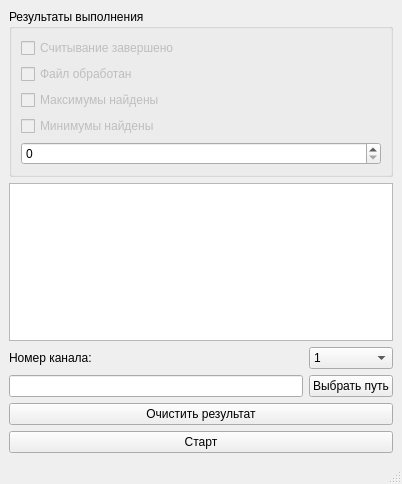
Before: the Qt Designer form mainwindow.ui in MiBeloz/HW-qt7-7, drawn with Qt 5.
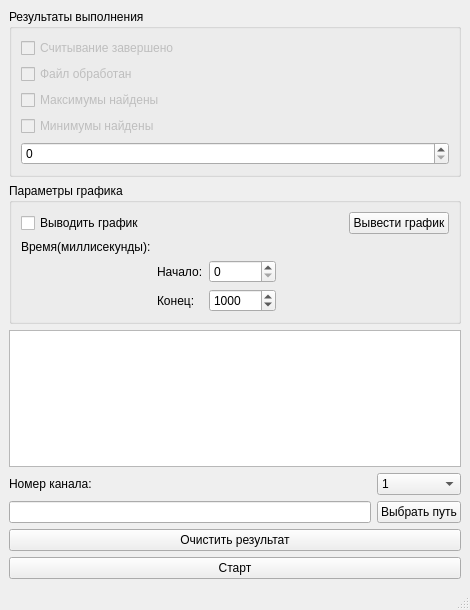
After: the same form once the commit is applied.

Patch:
```diff
--- a/mainwindow.ui
+++ b/mainwindow.ui
@@ -6,15 +6,50 @@
    <rect>
     <x>0</x>
     <y>0</y>
-    <width>402</width>
-    <height>484</height>
+    <width>470</width>
+    <height>610</height>
    </rect>
   </property>
+  <property name="minimumSize">
+   <size>
+    <width>400</width>
+    <height>610</height>
+   </size>
+  </property>
   <property name="windowTitle">
    <string>MainWindow</string>
   </property>
   <widget class="QWidget" name="centralwidget">
    <layout class="QGridLayout" name="gridLayout">
+    <item row="3" column="1">
+     <widget class="QComboBox" name="cmB_numCh">
+      <item>
+       <property name="text">
+        <string>1</string>
+       </property>
+      </item>
+      <item>
+       <property name="text">
+        <string>2</string>
+       </property>
+      </item>
+      <item>
+       <property name="text">
+        <string>3</string>
+       </property>
+      </item>
+     </widget>
+    </item>
+    <item row="6" column="0" colspan="2">
+     <widget class="QPushButton" name="pb_start">
+      <property name="text">
+       <string>Старт</string>
+      </property>
+      <property name="flat">
+       <bool>false</bool>
+      </property>
+     </widget>
+    </item>
     <item row="0" column="0" colspan="2">
      <widget class="QGroupBox" name="gb_result">
       <property name="title">
@@ -76,70 +111,133 @@
       </layout>
      </widget>
     </item>
-    <item row="1" column="0" colspan="2">
+    <item row="2" column="0" colspan="2">
      <widget class="QTextEdit" name="te_Result">
       <property name="readOnly">
        <bool>true</bool>
       </property>
      </widget>
     </item>
-    <item row="2" column="1">
-     <widget class="QComboBox" name="cmB_numCh">
-      <item>
-       <property name="text">
-        <string>1</string>
-       </property>
-      </item>
-      <item>
-       <property name="text">
-        <string>2</string>
-       </property>
-      </item>
-      <item>
-       <property name="text">
-        <string>3</string>
-       </property>
-      </item>
-     </widget>
-    </item>
-    <item row="2" column="0">
+    <item row="3" column="0">
      <widget class="QLabel" name="lb_numCh">
       <property name="text">
        <string>Номер канала:</string>
       </property>
      </widget>
     </item>
-    <item row="3" column="0">
+    <item row="4" column="0">
      <widget class="QLineEdit" name="le_path">
       <property name="readOnly">
        <bool>true</bool>
       </property>
      </widget>
     </item>
-    <item row="4" column="0" colspan="2">
+    <item row="5" column="0" colspan="2">
      <widget class="QPushButton" name="pb_clearResult">
       <property name="text">
        <string>Очистить результат</string>
       </property>
      </widget>
     </item>
-    <item row="5" column="0" colspan="2">
-     <widget class="QPushButton" name="pb_start">
-      <property name="text">
-       <string>Старт</string>
-      </property>
-      <property name="flat">
-       <bool>false</bool>
-      </property>
-     </widget>
-    </item>
-    <item row="3" column="1">
+    <item row="4" column="1">
      <widget class="QPushButton" name="pb_path">
       <property name="text">
        <string>Выбрать путь</string>
       </property>
      </widget>
     </item>
+    <item row="1" column="0" colspan="2">
+     <widget class="QGroupBox" name="grB_graphicSettings">
+      <property name="title">
+       <string>Параметры графика</string>
+      </property>
+      <layout class="QGridLayout" name="gridLayout_2" columnstretch="30,10,20,40,0">
+       <item row="4" column="2">
+        <widget class="QSpinBox" name="spB_timeStart">
+         <property name="buttonSymbols">
+          <enum>QAbstractSpinBox::UpDownArrows</enum>
+         </property>
+         <property name="minimum">
+          <number>0</number>
+         </property>
+         <property name="maximum">
+          <number>999999</number>
+         </property>
+         <property name="singleStep">
+          <number>100</number>
+         </property>
+         <property name="value">
+          <number>0</number>
+         </property>
+        </widget>
+       </item>
+       <item row="5" column="2">
+        <widget class="QSpinBox" name="spB_timeEnd">
+         <property name="minimum">
+          <number>100</number>
+         </property>
+         <property name="maximum">
+          <number>999999</number>
+         </property>
+         <property name="singleStep">
+          <number>100</number>
+         </property>
+         <property name="value">
+          <number>1000</number>
+         </property>
+        </widget>
+       </item>
+       <item row="0" column="0">
+        <widget class="QCheckBox" name="chB_graphicShow">
+         <property name="text">
+          <string>Выводить график</string>
+         </property>
+        </widget>
+       </item>
+       <item row="1" column="0">
+        <widget class="QLabel" name="lb_time">
+         <property name="text">
+          <string>Время(миллисекунды):</string>
+         </property>
+        </widget>
+       </item>
+       <item row="0" column="4">
+        <widget class="QPushButton" name="pb_graphicShow">
+         <property name="text">
+          <string>Вывести график</string>
+         </property>
+        </widget>
+       </item>
+       <item row="5" column="1">
+        <widget class="QLabel" name="lb_timeEnd">
+         <property name="text">
+          <string>Конец:</string>
+         </property>
+        </widget>
+       </item>
+       <item row="4" column="1">
+        <widget class="QLabel" name="lb_timeStart">
+         <property name="text">
+          <string>Начало:</string>
+         </property>
+        </widget>
+       </item>
+       <item row="4" column="3">
+        <spacer name="horizontalSpacer">
+         <property name="orientation">
+          <enum>Qt::Horizontal</enum>
+         </property>
+         <property name="sizeHint" stdset="0">
+          <size>
+           <width>40</width>
+           <height>20</height>
+          </size>
+         </property>
+        </spacer>
+       </item>
+      </layout>
+     </widget>
+    </item>
    </layout>
   </widget>
   <widget class="QMenuBar" name="menubar">
```
Left out of the diff: 4 changed lines with no effect on the pictures.
